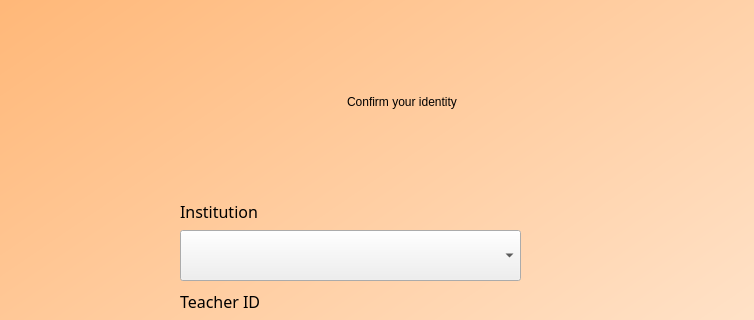
First picture: the form in teacher.ui, repository cnTalon/READ, before the edit; both pictures show x 250 to 1004 and y 0 to 320 of the 1200 by 800 pixel window.
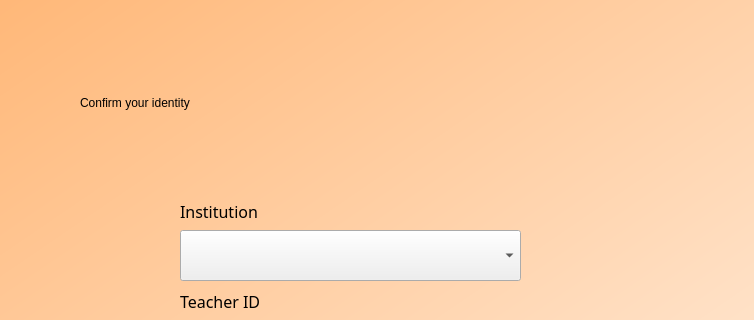
Second picture: the form after the edit.

The edit to the form file:
```diff
--- a/teacher.ui
+++ b/teacher.ui
@@ -161,14 +161,14 @@
    <widget class="QWidget" name="verticalLayoutWidget">
     <property name="geometry">
      <rect>
-      <x>380</x>
+      <x>330</x>
       <y>70</y>
       <width>544</width>
       <height>65</height>
      </rect>
     </property>
     <layout class="QVBoxLayout" name="verticalLayout">
-     <item alignment="Qt::AlignHCenter|Qt::AlignVCenter">
+     <item>
       <widget class="QLabel" name="label">
        <property name="styleSheet">
         <string notr="true">
```
